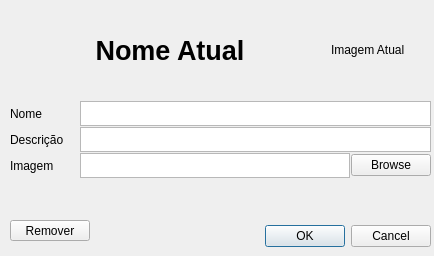
The window that editinfo.ui (AlexFMM/mp3Player) describes before a commit, drawn with Qt 5.
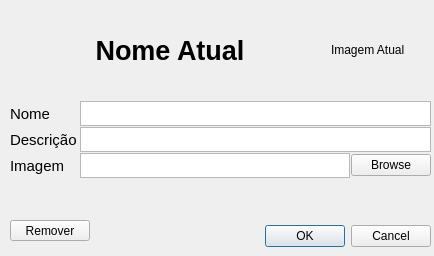
The same window after the commit. Icons and pictures are not drawn.

```diff
--- a/editinfo.ui
+++ b/editinfo.ui
@@ -16,6 +16,11 @@
   <property name="windowTitle">
    <string>Dialog</string>
   </property>
+  <property name="styleSheet">
+   <string notr="true">#EditInfo{
+background: url(:/imagens/background.png)
+}</string>
+  </property>
   <widget class="QDialogButtonBox" name="buttonBox">
    <property name="geometry">
     <rect>
@@ -143,6 +148,11 @@
           <height>75</height>
          </size>
         </property>
+        <property name="font">
+         <font>
+          <pointsize>11</pointsize>
+         </font>
+        </property>
         <property name="text">
          <string>Nome</string>
         </property>
@@ -185,6 +195,11 @@
           <height>16777215</height>
          </size>
         </property>
+        <property name="font">
+         <font>
+          <pointsize>11</pointsize>
+         </font>
+        </property>
         <property name="text">
          <string>Descrição</string>
         </property>
@@ -227,6 +242,11 @@
           <height>16777215</height>
          </size>
         </property>
+        <property name="font">
+         <font>
+          <pointsize>11</pointsize>
+         </font>
+        </property>
         <property name="text">
          <string>Imagem</string>
         </property>
```
